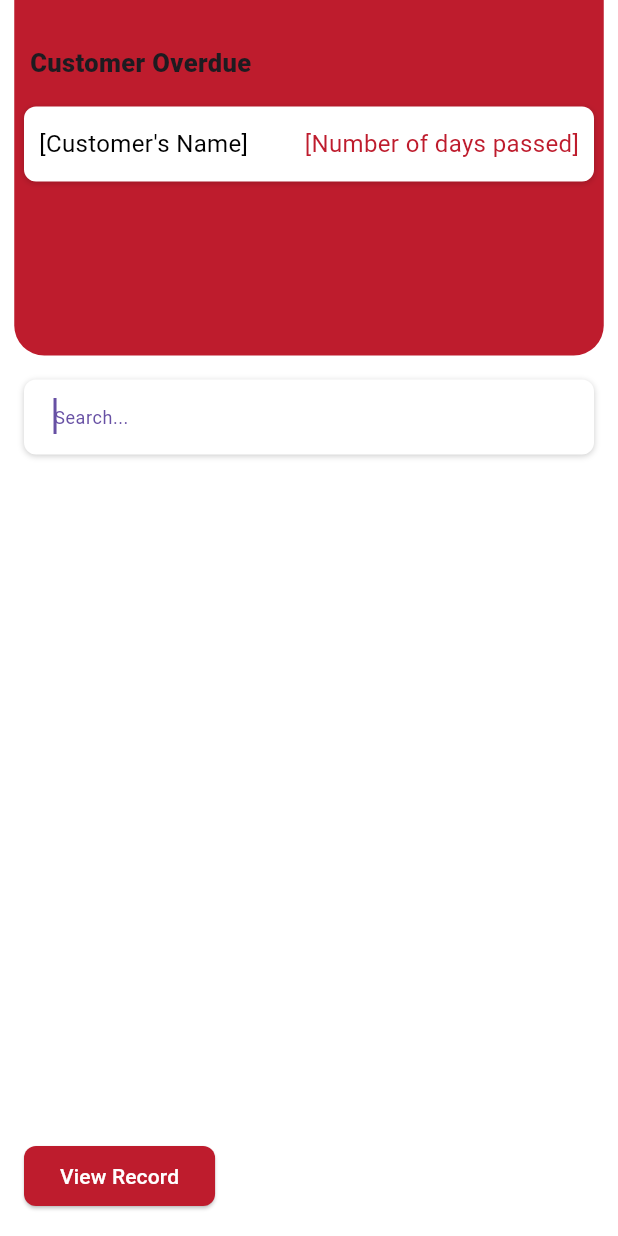
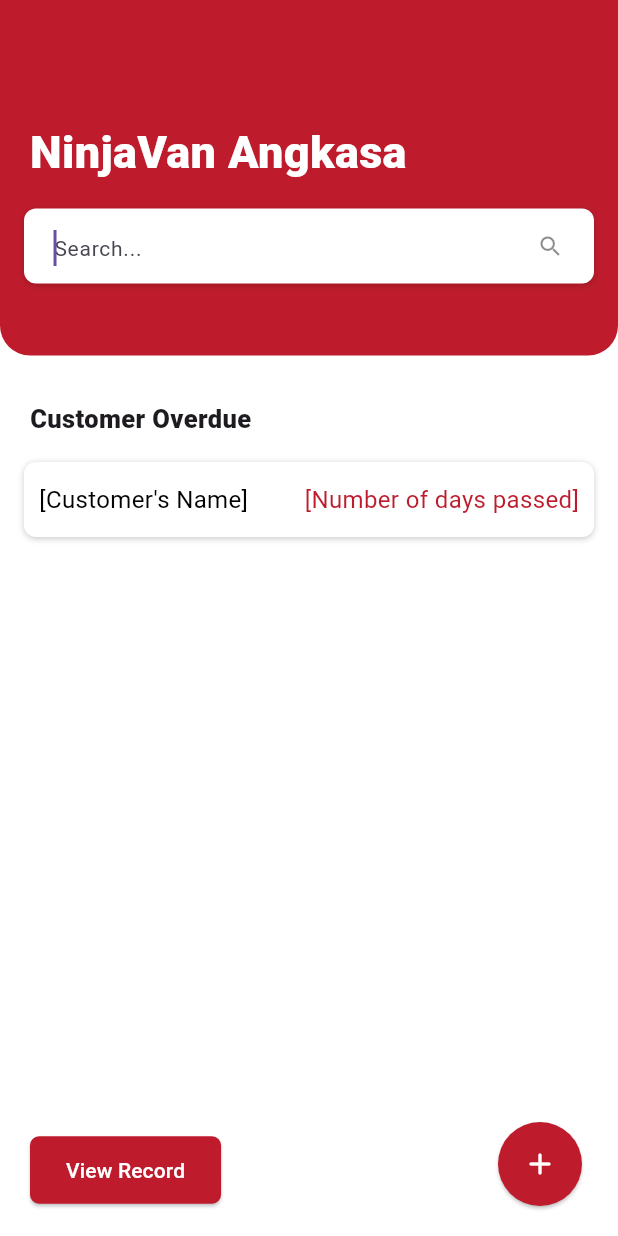
Before and after one commit to NotWai/UTMDash, a Flutter app: the HubHomepage screen opened directly, on a phone screen of 412 x 824 dp. Run offline on Flutter 3.47's test engine with Material 3 defaults, Android fonts, the light colour scheme and no system bars; our stand-ins replace carousel_slider, cloud_firestore, firebase_auth, firebase_core, google_fonts, google_nav_bar and 2 more; accounts and stored records are empty.

Commit message:
Update hub_homepage.dart

```diff
--- a/App/utm_dash/lib/Hub/hub_homepage.dart
+++ b/App/utm_dash/lib/Hub/hub_homepage.dart
@@ -1,7 +1,7 @@
 import 'package:flutter/material.dart';
 
 class HubHomepage extends StatefulWidget {
-  const HubHomepage({Key? key}) : super(key: key);
+  const HubHomepage({super.key});
 
   @override
   State<HubHomepage> createState() => _HubHomepageState();
@@ -12,7 +12,7 @@
   Widget build(BuildContext context) {
     return Scaffold(
       backgroundColor: Colors.white,
-      body: Stack(
+      body: Column(
         children: [
           SingleChildScrollView(
             child: Column(
@@ -22,7 +22,7 @@
                   mainAxisSize: MainAxisSize.max,
                   children: [
                     Container(
-                      width: 393,
+                      //width: 393,
                       height: 237,
                       decoration: const BoxDecoration(
                         color: Color(0xFFBE1C2D),
@@ -33,35 +33,31 @@
                           topRight: Radius.circular(0),
                         ),
                       ),
-                      child: const Column(
+                      child: Column(
                         mainAxisSize: MainAxisSize.max,
                         children: [
                           Column(
                             mainAxisSize: MainAxisSize.max,
                             children: [
-                              Align(
+                              const Align(
                                 alignment: AlignmentDirectional(-1, 0),
                                 child: Padding(
                                   padding: EdgeInsetsDirectional.fromSTEB(
                                       20, 80, 0, 0),
                                   child: Text(
                                     'NinjaVan Angkasa',
+                                    textAlign: TextAlign.center,
                                     style: TextStyle(
-                                      color: Colors.black,
+                                      color: Colors.white,
                                       fontSize: 30,
                                       fontWeight: FontWeight.w800,
                                     ),
                                   ),
                                 ),
                               ),
-                            ],
-                          ),
-                        ],
-                      ),
-                    ),
                               Padding(
-                      padding:
-                          const EdgeInsetsDirectional.fromSTEB(16, 16, 16, 0),
+                                padding: const EdgeInsetsDirectional.fromSTEB(
+                                    16, 16, 16, 0),
                                 child: Container(
                                   width: double.infinity,
                                   height: 50,
@@ -72,7 +68,7 @@
                                         blurRadius: 3,
                                         color: Color(0x33000000),
                                         offset: Offset(0, 1),
-                            )
+                                      ),
                                     ],
                                     borderRadius: BorderRadius.circular(8),
                                     shape: BoxShape.rectangle,
@@ -84,23 +80,26 @@
                                       children: [
                                         Expanded(
                                           child: Padding(
-                                  padding: const EdgeInsetsDirectional.fromSTEB(
-                                      8, 0, 8, 0),
+                                            padding: const EdgeInsetsDirectional
+                                                .fromSTEB(8, 0, 8, 0),
                                             child: TextFormField(
-                                    controller: TextEditingController(),
+                                              controller:
+                                                  TextEditingController(),
                                               focusNode: FocusNode(),
                                               autofocus: true,
                                               obscureText: false,
                                               decoration: const InputDecoration(
-                                      labelText: 'Search...',
-                                      labelStyle: TextStyle(fontSize: 16),
-                                      hintStyle: TextStyle(fontSize: 16),
+                                                hintText: 'Search...',
+                                                hintStyle:
+                                                    TextStyle(fontSize: 14),
                                                 enabledBorder: InputBorder.none,
                                                 focusedBorder: InputBorder.none,
                                                 errorBorder: InputBorder.none,
-                                      focusedErrorBorder: InputBorder.none,
+                                                focusedErrorBorder:
+                                                    InputBorder.none,
                                               ),
-                                    style: const TextStyle(fontSize: 16),
+                                              style:
+                                                  const TextStyle(fontSize: 16),
                                               validator: (value) {
                                                 return null;
                                               },
@@ -109,10 +108,11 @@
                                         ),
                                         const Expanded(
                                           child: Align(
-                                  alignment: AlignmentDirectional(0.9, 0),
+                                            alignment:
+                                                AlignmentDirectional(0.9, 0),
                                             child: Icon(
                                               Icons.search_rounded,
-                                    color: Colors.white,
+                                              color: Colors.black45,
                                               size: 18,
                                             ),
                                           ),
@@ -120,6 +120,11 @@
                                       ],
                                     ),
                                   ),
+                                ),
+                              ),
+                            ],
+                          ),
+                        ],
                       ),
                     ),
                   ],
@@ -210,18 +215,13 @@
               ],
             ),
           ),
-          Column(
-            mainAxisSize: MainAxisSize.max,
-            mainAxisAlignment: MainAxisAlignment.end,
-            children: [
-              Align(
-                alignment: const AlignmentDirectional(0, 1),
+          Expanded(
             child: Padding(
-                    padding: const EdgeInsets.all(16),
+              padding: const EdgeInsets.all(20),
               child: Row(
                 mainAxisSize: MainAxisSize.max,
-                      mainAxisAlignment: MainAxisAlignment.center,
-                      crossAxisAlignment: CrossAxisAlignment.center,
+                mainAxisAlignment: MainAxisAlignment.spaceBetween,
+                crossAxisAlignment: CrossAxisAlignment.end,
                 children: [
                   ElevatedButton(
                     onPressed: () {
@@ -232,8 +232,9 @@
                       backgroundColor: const Color(0xFFBE1C2D),
                       padding: const EdgeInsets.symmetric(horizontal: 24),
                       shape: RoundedRectangleBorder(
-                              borderRadius: BorderRadius.circular(8),
+                        borderRadius: BorderRadius.circular(6),
                       ),
+                      minimumSize: const Size(120, 45),
                     ),
                     child: const Text(
                       'View Record',
@@ -242,26 +243,26 @@
                       ),
                     ),
                   ),
-                        Flexible(
-                            child: Align(
-                          alignment: const AlignmentDirectional(1, 1),
-                          child: IconButton(
-                            icon: const Icon(
-                              Icons.add_rounded,
-                              color: Colors.white,
-                              size: 30,
-                            ),
+                  ElevatedButton(
                     onPressed: () {
                       // ignore: avoid_print
                       print('IconButton pressed ...');
                     },
+                    style: ElevatedButton.styleFrom(
+                      backgroundColor: const Color(0xFFBE1C2D),
+                      padding: const EdgeInsets.all(16),
+                      shape: const CircleBorder(),
                     ),
-                        )),
+                    child: const Icon(
+                      Icons.add_rounded,
+                      color: Colors.white,
+                      size: 24,
+                    ),
+                  ),
                 ],
-                    )),
-              )
-            ],
-          )
+              ),
+            ),
+          ),
         ],
       ),
     );
```
Lines whose indentation alone changed are shown as unchanged.
